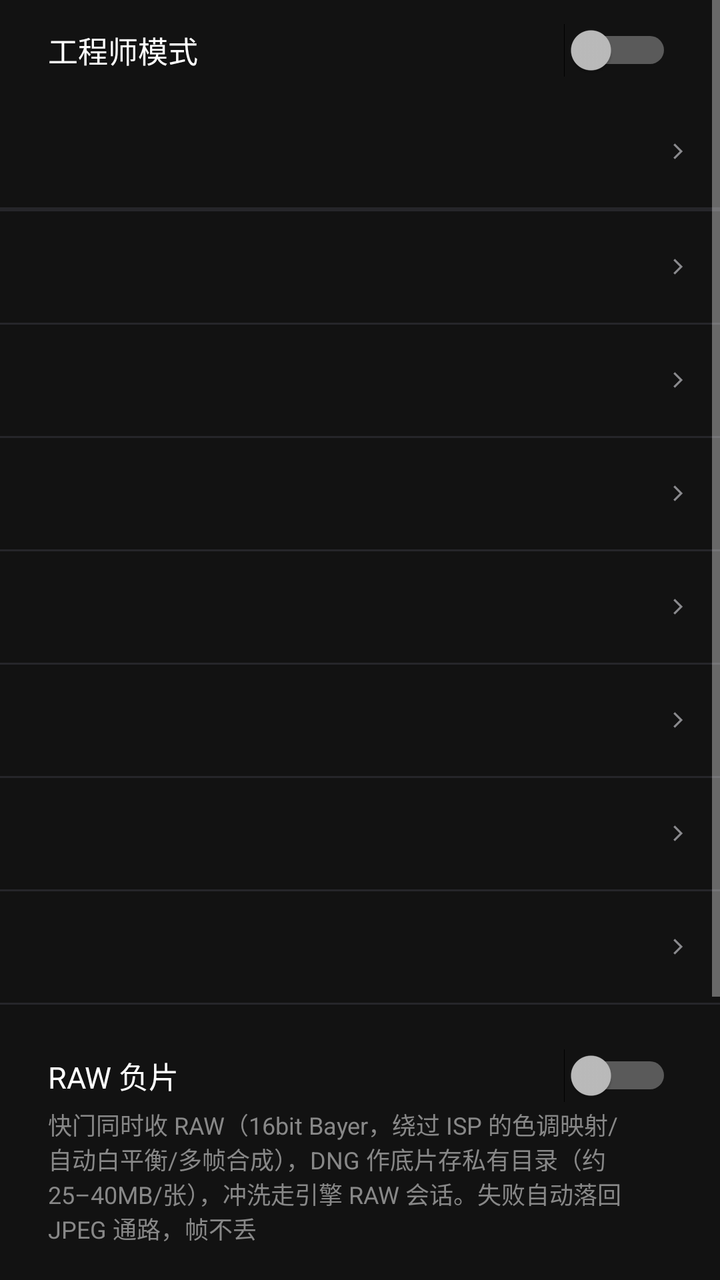
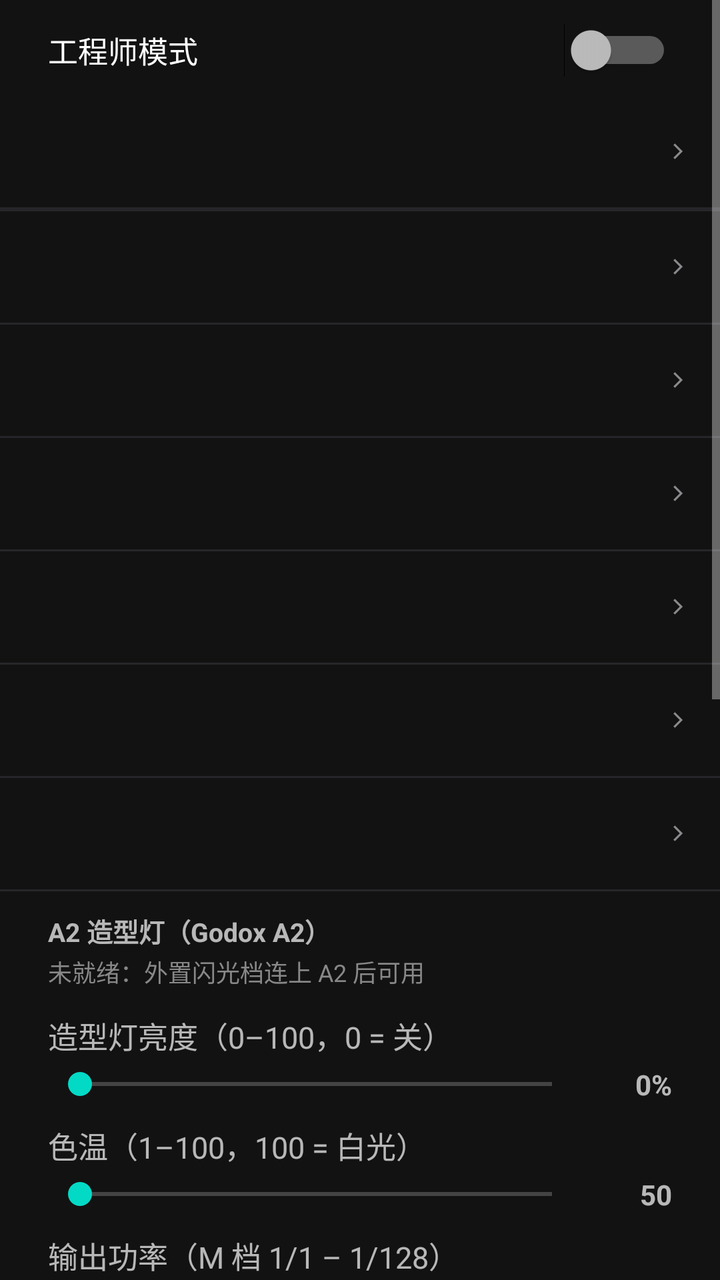

Before-and-after screenshots of an Android layout around one commit, followed by the original layout XML and the change that was made.
<!-- AndroidManifest.xml: application theme Theme.FilmCam -->
<!-- res/layout/dialog_hidden_settings.xml -->
<?xml version="1.0" encoding="utf-8"?>

<ScrollView xmlns:android="http://schemas.android.com/apk/res/android"
    android:id="@+id/engScroll"
    android:layout_width="match_parent"
    android:layout_height="wrap_content">

    <LinearLayout
        android:layout_width="match_parent"
        android:layout_height="wrap_content"
        android:orientation="vertical"
        android:paddingTop="8dp">

        
        <Switch
            android:id="@+id/swEngineerMode"
            android:layout_width="match_parent"
            android:layout_height="wrap_content"
            android:paddingStart="24dp"
            android:paddingTop="6dp"
            android:paddingEnd="24dp"
            android:paddingBottom="12dp"
            android:text="@string/eng_mode_title"
            android:textSize="15sp" />

        
        <include
            android:id="@+id/rowEngLens"
            layout="@layout/item_setting_row" />

        <View
            android:layout_width="match_parent"
            android:layout_height="1dp"
            android:background="#26262A" />

        
        <View
            android:layout_width="match_parent"
            android:layout_height="1dp"
            android:background="#26262A" />

        <include
            android:id="@+id/rowEngSlow"
            layout="@layout/item_setting_row" />

        <View
            android:layout_width="match_parent"
            android:layout_height="1dp"
            android:background="#26262A" />

        <include
            android:id="@+id/rowEngStyle"
            layout="@layout/item_setting_row" />

        <View
            android:layout_width="match_parent"
            android:layout_height="1dp"
            android:background="#26262A" />

        
        <LinearLayout
            android:id="@+id/groupEngColor"
            android:layout_width="match_parent"
            android:layout_height="wrap_content"
            android:orientation="vertical">

                <include
            android:id="@+id/rowEngColor"
            layout="@layout/item_setting_row" />

        <View
            android:layout_width="match_parent"
            android:layout_height="1dp"
            android:background="#26262A" />
        </LinearLayout>

        <include
            android:id="@+id/rowEngDev"
            layout="@layout/item_setting_row" />

        <View
            android:layout_width="match_parent"
            android:layout_height="1dp"
            android:background="#26262A" />

        
        <include
            android:id="@+id/rowEngJpeg"
            layout="@layout/item_setting_row" />

        <View
            android:layout_width="match_parent"
            android:layout_height="1dp"
            android:background="#26262A" />

        
        <include
            android:id="@+id/rowEngWaist"
            layout="@layout/item_setting_row" />
        <View
            android:layout_width="match_parent"
            android:layout_height="1dp"
            android:background="#26262A" />

        
        <include
            android:id="@+id/rowEngDarkroomV2"
            layout="@layout/item_setting_row" />

        <View
            android:layout_width="match_parent"
            android:layout_height="1dp"
            android:background="#26262A" />

        <LinearLayout
            android:layout_width="match_parent"
            android:layout_height="wrap_content"
            android:orientation="vertical"
            android:paddingStart="24dp"
            android:paddingTop="10dp"
            android:paddingEnd="24dp">

            <Switch
                android:id="@+id/swRawNegative"
                android:layout_width="match_parent"
                android:layout_height="wrap_content"
                android:layout_marginTop="12dp"
                android:text="@string/eng_raw_negative"
                android:textSize="15sp" />

            <TextView
                android:layout_width="match_parent"
                android:layout_height="wrap_content"
                android:layout_marginTop="2dp"
                android:text="@string/eng_raw_hint"
                android:textColor="#888"
                android:textSize="12sp" />

            <TextView
                android:layout_width="match_parent"
                android:layout_height="wrap_content"
                android:layout_marginTop="16dp"
                android:text="@string/main_debug_softfocus_prob"
                android:textSize="15sp" />

            <LinearLayout
                android:layout_width="match_parent"
                android:layout_height="wrap_content"
                android:layout_marginTop="4dp"
                android:gravity="center_vertical"
                android:orientation="horizontal">

                <SeekBar
                    android:id="@+id/sbSoftFocusProb"
                    android:layout_width="0dp"
                    android:layout_height="wrap_content"
                    android:layout_weight="1" />

                <TextView
                    android:id="@+id/tvSoftFocusProb"
                    android:layout_width="44dp"
                    android:layout_height="wrap_content"
                    android:gravity="end"
                    android:text="40%"
                    android:textSize="14sp"
                    android:textStyle="bold" />
            </LinearLayout>

            <TextView
                android:layout_width="match_parent"
                android:layout_height="wrap_content"
                android:layout_marginTop="10dp"
                android:text="@string/main_debug_note"
                android:textColor="#888"
                android:textSize="12sp" />

            
            <TextView
                android:layout_width="match_parent"
                android:layout_height="wrap_content"
                android:layout_marginTop="12dp"
                android:layout_marginBottom="4dp"
                android:text="@string/hidden_diag_title"
                android:textSize="13sp"
                android:textStyle="bold" />

            <TextView
                android:id="@+id/tvDiag"
                android:layout_width="match_parent"
                android:layout_height="wrap_content"
                android:layout_marginBottom="10dp"
                android:fontFamily="monospace"
                android:text="@string/hidden_diag_none"
                android:textSize="10.5sp" />

            
            <TextView
                android:layout_width="match_parent"
                android:layout_height="wrap_content"
                android:layout_marginBottom="4dp"
                android:text="@string/hidden_crash_title"
                android:textSize="13sp"
                android:textStyle="bold" />

            <TextView
                android:id="@+id/tvCrash"
                android:layout_width="match_parent"
                android:layout_height="wrap_content"
                android:layout_marginBottom="10dp"
                android:fontFamily="monospace"
                android:text="@string/hidden_crash_none"
                android:textSize="10.5sp" />
        </LinearLayout>
    </LinearLayout>
</ScrollView>
<!-- res/layout/item_setting_row.xml (included above) -->
<?xml version="1.0" encoding="utf-8"?>
<LinearLayout xmlns:android="http://schemas.android.com/apk/res/android"
    android:layout_width="match_parent"
    android:layout_height="wrap_content"
    android:background="?attr/selectableItemBackground"
    android:clickable="true"
    android:focusable="true"
    android:gravity="center_vertical"
    android:orientation="horizontal"
    android:paddingStart="17dp"
    android:paddingTop="11dp"
    android:paddingEnd="14dp"
    android:paddingBottom="11dp">

    
    <LinearLayout
        android:layout_width="0dp"
        android:layout_height="wrap_content"
        android:layout_weight="1"
        android:orientation="vertical">

        <TextView
            android:id="@+id/tvSetLabel"
            android:layout_width="wrap_content"
            android:layout_height="wrap_content"
            android:letterSpacing="0.03"
            android:textColor="#E8E4DA"
            android:textSize="13sp" />

        <TextView
            android:id="@+id/tvSetHint"
            android:layout_width="match_parent"
            android:layout_height="wrap_content"
            android:layout_marginTop="3dp"
            android:letterSpacing="0.02"
            android:lineSpacingMultiplier="1.35"
            android:maxLines="2"
            android:textColor="#8A8A8E"
            android:textSize="9.5sp" />
    </LinearLayout>

    
    <TextView
        android:id="@+id/tvSetValue"
        android:layout_width="wrap_content"
        android:layout_height="wrap_content"
        android:layout_marginStart="10dp"
        android:fontFamily="monospace"
        android:gravity="end"
        android:includeFontPadding="false"
        android:letterSpacing="0.05"
        android:textColor="#FFC100"
        android:textSize="12.5sp" />

    
    <View
        android:id="@+id/viewSetSwatch"
        android:layout_width="12dp"
        android:layout_height="12dp"
        android:layout_marginStart="9dp"
        android:visibility="gone" />

    
    <LinearLayout
        android:id="@+id/setTicks"
        android:layout_width="wrap_content"
        android:layout_height="wrap_content"
        android:layout_marginStart="10dp"
        android:gravity="center_vertical"
        android:orientation="horizontal"
        android:visibility="gone">

        <View
            android:id="@+id/tick1"
            android:layout_width="3dp"
            android:layout_height="11dp" />

        <View
            android:id="@+id/tick2"
            android:layout_width="3dp"
            android:layout_height="11dp"
            android:layout_marginStart="3dp" />

        <View
            android:id="@+id/tick3"
            android:layout_width="3dp"
            android:layout_height="11dp"
            android:layout_marginStart="3dp" />
    </LinearLayout>

    <ImageView
        android:id="@+id/ivSetChevron"
        android:layout_width="14dp"
        android:layout_height="14dp"
        android:layout_marginStart="10dp"
        android:contentDescription="@null"
        android:src="@drawable/ic_set_chevron" />
</LinearLayout>
<!-- resources referenced by this layout -->
<resources>
  <!-- drawable ic_set_chevron (drawable) -->
  <?xml version="1.0" encoding="utf-8"?>
  <vector xmlns:android="http://schemas.android.com/apk/res/android"
      android:width="24dp"
      android:height="24dp"
      android:viewportWidth="24"
      android:viewportHeight="24">
      <path
          android:fillColor="#8A8A8E"
          android:pathData="M9.4,5.3 L16.1,12 L9.4,18.7 L8.1,17.4 L13.5,12 L8.1,6.6 Z" />
  </vector>
  <string name="eng_mode_title">工程师模式</string>
  <string name="eng_raw_hint">快门同时收 RAW（16bit Bayer，绕过 ISP 的色调映射/自动白平衡/多帧合成），DNG 作底片存私有目录（约 25–40MB/张），冲洗走引擎 RAW 会话。失败自动落回 JPEG 通路，帧不丢</string>
  <string name="eng_raw_negative">RAW 负片</string>
  <string name="hidden_crash_none">还没有崩溃记录</string>
  <string name="hidden_crash_title">崩溃日志 CRASH LOG</string>
  <string name="hidden_diag_none">还没有冲洗记录</string>
  <string name="hidden_diag_title">冲洗耗时诊断 DEVELOP TIMING</string>
  <string name="main_debug_note">这些选项用于开发调试，普通使用无需调整。</string>
  <string name="main_debug_softfocus_prob">模拟失焦概率（0% = 关闭）</string>
  <style name="Theme.FilmCam" parent="Theme.MaterialComponents.NoActionBar">
          
      </style>
</resources>

<!-- the commit's change to res/layout/dialog_hidden_settings.xml (unified diff, before → after) -->
@@ -97,6 +97,153 @@
         <include
             android:id="@+id/rowEngWaist"
             layout="@layout/item_setting_row" />
+        <View
+            android:layout_width="match_parent"
+            android:layout_height="1dp"
+            android:background="#26262A" />
+
+        
+        <LinearLayout
+            android:id="@+id/groupEngA2"
+            android:layout_width="match_parent"
+            android:layout_height="wrap_content"
+            android:orientation="vertical"
+            android:paddingStart="24dp"
+            android:paddingTop="10dp"
+            android:paddingEnd="24dp">
+
+            <TextView
+                android:layout_width="match_parent"
+                android:layout_height="wrap_content"
+                android:text="@string/eng_a2_title"
+                android:textSize="13sp"
+                android:textStyle="bold" />
+
+            <TextView
+                android:id="@+id/tvA2Status"
+                android:layout_width="match_parent"
+                android:layout_height="wrap_content"
+                android:layout_marginTop="2dp"
+                android:text="@string/eng_a2_not_ready"
+                android:textColor="#888"
+                android:textSize="12sp" />
+
+            
+            <TextView
+                android:layout_width="match_parent"
+                android:layout_height="wrap_content"
+                android:layout_marginTop="12dp"
+                android:text="@string/eng_a2_brightness"
+                android:textSize="15sp" />
+
+            <LinearLayout
+                android:layout_width="match_parent"
+                android:layout_height="wrap_content"
+                android:layout_marginTop="4dp"
+                android:gravity="center_vertical"
+                android:orientation="horizontal">
+
+                <SeekBar
+                    android:id="@+id/sbA2Bright"
+                    android:layout_width="0dp"
+                    android:layout_height="wrap_content"
+                    android:layout_weight="1" />
+
+                <TextView
+                    android:id="@+id/tvA2Bright"
+                    android:layout_width="44dp"
+                    android:layout_height="wrap_content"
+                    android:gravity="end"
+                    android:text="0%"
+                    android:textSize="14sp"
+                    android:textStyle="bold" />
+            </LinearLayout>
+
+            <TextView
+                android:layout_width="match_parent"
+                android:layout_height="wrap_content"
+                android:layout_marginTop="10dp"
+                android:text="@string/eng_a2_cct"
+                android:textSize="15sp" />
+
+            <LinearLayout
+                android:layout_width="match_parent"
+                android:layout_height="wrap_content"
+                android:layout_marginTop="4dp"
+                android:gravity="center_vertical"
+                android:orientation="horizontal">
+
+                <SeekBar
+                    android:id="@+id/sbA2Cct"
+                    android:layout_width="0dp"
+                    android:layout_height="wrap_content"
+                    android:layout_weight="1" />
+
+                <TextView
+                    android:id="@+id/tvA2Cct"
+                    android:layout_width="44dp"
+                    android:layout_height="wrap_content"
+                    android:gravity="end"
+                    android:text="50"
+                    android:textSize="14sp"
+                    android:textStyle="bold" />
+            </LinearLayout>
+
+            
+            <TextView
+                android:layout_width="match_parent"
+                android:layout_height="wrap_content"
+                android:layout_marginTop="10dp"
+                android:text="@string/eng_a2_power"
+                android:textSize="15sp" />
+
+            <LinearLayout
+                android:layout_width="match_parent"
+                android:layout_height="wrap_content"
+                android:layout_marginTop="4dp"
+                android:gravity="center_vertical"
+                android:orientation="horizontal">
+
+                <SeekBar
+                    android:id="@+id/sbA2Power"
+                    android:layout_width="0dp"
+                    android:layout_height="wrap_content"
+                    android:layout_weight="1"
+                    android:max="70" />
+
+                <TextView
+                    android:id="@+id/tvA2Power"
+                    android:layout_width="56dp"
+                    android:layout_height="wrap_content"
+                    android:gravity="end"
+                    android:text="1/1"
+                    android:textSize="14sp"
+                    android:textStyle="bold" />
+            </LinearLayout>
+
+            <TextView
+                android:id="@+id/btnA2Reset"
+                android:layout_width="match_parent"
+                android:layout_height="wrap_content"
+                android:layout_marginTop="10dp"
+                android:background="#2A2A30"
+                android:gravity="center"
+                android:paddingTop="10dp"
+                android:paddingBottom="10dp"
+                android:text="@string/eng_a2_reset"
+                android:textSize="14sp"
+                android:textStyle="bold" />
+
+            <TextView
+                android:layout_width="match_parent"
+                android:layout_height="wrap_content"
+                android:layout_marginTop="8dp"
+                android:layout_marginBottom="4dp"
+                android:text="@string/eng_a2_hint"
+                android:textColor="#888"
+                android:textSize="12sp" />
+        </LinearLayout>
+
         <View
             android:layout_width="match_parent"
             android:layout_height="1dp"
<!-- resource entries referenced after the edit -->
@@ -11,6 +11,13 @@
           android:fillColor="#8A8A8E"
           android:pathData="M9.4,5.3 L16.1,12 L9.4,18.7 L8.1,17.4 L13.5,12 L8.1,6.6 Z" />
   </vector>
+  <string name="eng_a2_brightness">造型灯亮度（0–100，0 = 关）</string>
+  <string name="eng_a2_cct">色温（1–100，100 = 白光）</string>
+  <string name="eng_a2_hint">与官方 App 同一套时序：亮度 = 0x06（拖到 0 自动退出造型灯模式）、色温 = 0x07（0–32，白光在顶）。0x05 是模式开关、0x0c 是拍摄侧参数，都不该由用户直接调。⚠️ 造型灯常亮会影响氙气连拍，拍照前拖到 0。</string>
+  <string name="eng_a2_not_ready">未就绪：外置闪光档连上 A2 后可用</string>
+  <string name="eng_a2_power">输出功率（M 档 1/1 – 1/128）</string>
+  <string name="eng_a2_reset">复位闪光模式（灯只闪 LED 时点这里）</string>
+  <string name="eng_a2_title">A2 造型灯（Godox A2）</string>
   <string name="eng_mode_title">工程师模式</string>
   <string name="eng_raw_hint">快门同时收 RAW（16bit Bayer，绕过 ISP 的色调映射/自动白平衡/多帧合成），DNG 作底片存私有目录（约 25–40MB/张），冲洗走引擎 RAW 会话。失败自动落回 JPEG 通路，帧不丢</string>
   <string name="eng_raw_negative">RAW 负片</string>
